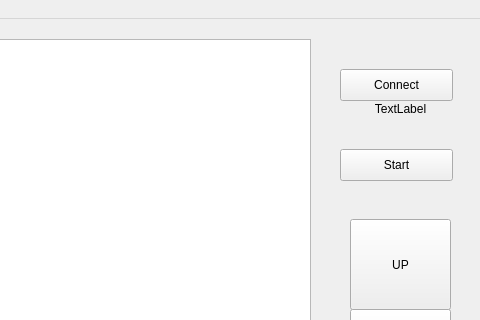
Before: the Qt Designer form src/ui/main.ui in OndrejPistora/thymos-loader, drawn with Qt 5; both pictures show x 320 to 800 and y 0 to 320 of the 800 by 600 pixel window.
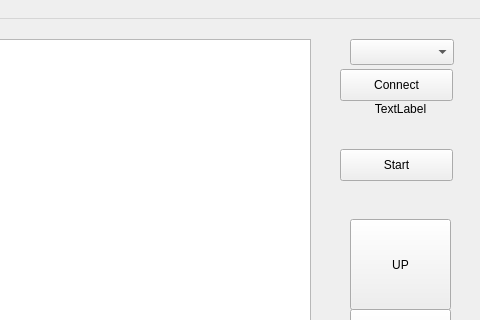
After: the same form once the commit is applied. Custom widgets are drawn as their Qt base class.

Commit message: serial somehow connecting

Diff of the .ui file:
```diff
--- a/src/ui/main.ui
+++ b/src/ui/main.ui
@@ -140,6 +140,16 @@
      <string>DOWN</string>
     </property>
    </widget>
+   <widget class="QComboBox" name="serialPortComboBox">
+    <property name="geometry">
+     <rect>
+      <x>670</x>
+      <y>20</y>
+      <width>104</width>
+      <height>26</height>
+     </rect>
+    </property>
+   </widget>
   </widget>
   <widget class="QMenuBar" name="menubar">
    <property name="geometry">
```
Left out of the diff: 10 changed lines with no effect on the pictures. The commit also changes 2 other files.
